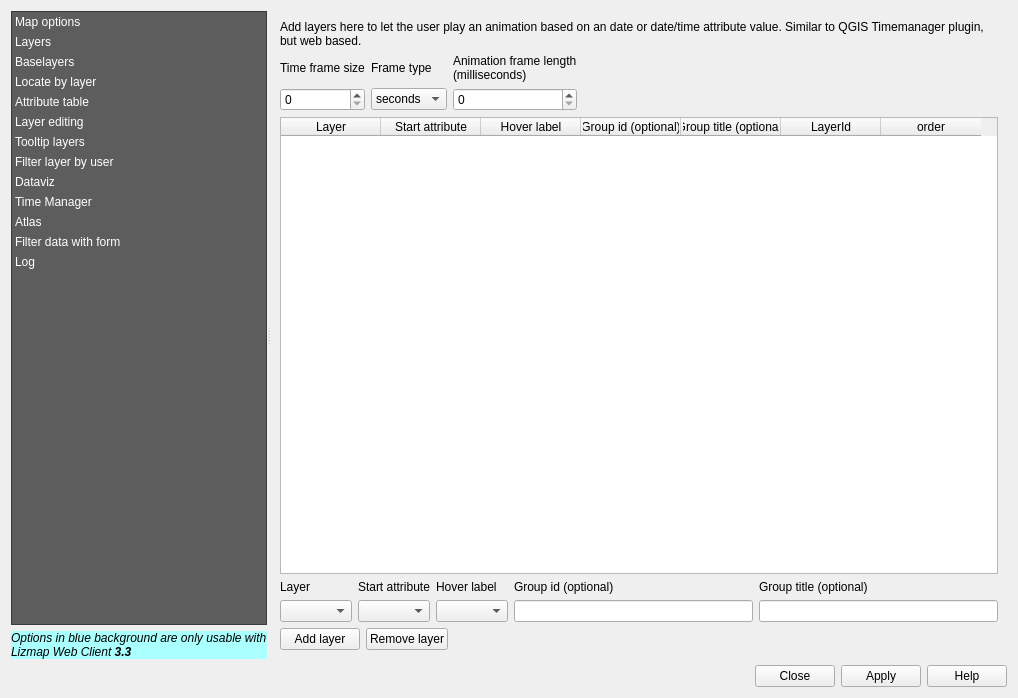
Before: the Qt Designer form resources/ui/ui_lizmap.ui in 3liz/lizmap-plugin, drawn with Qt 5.
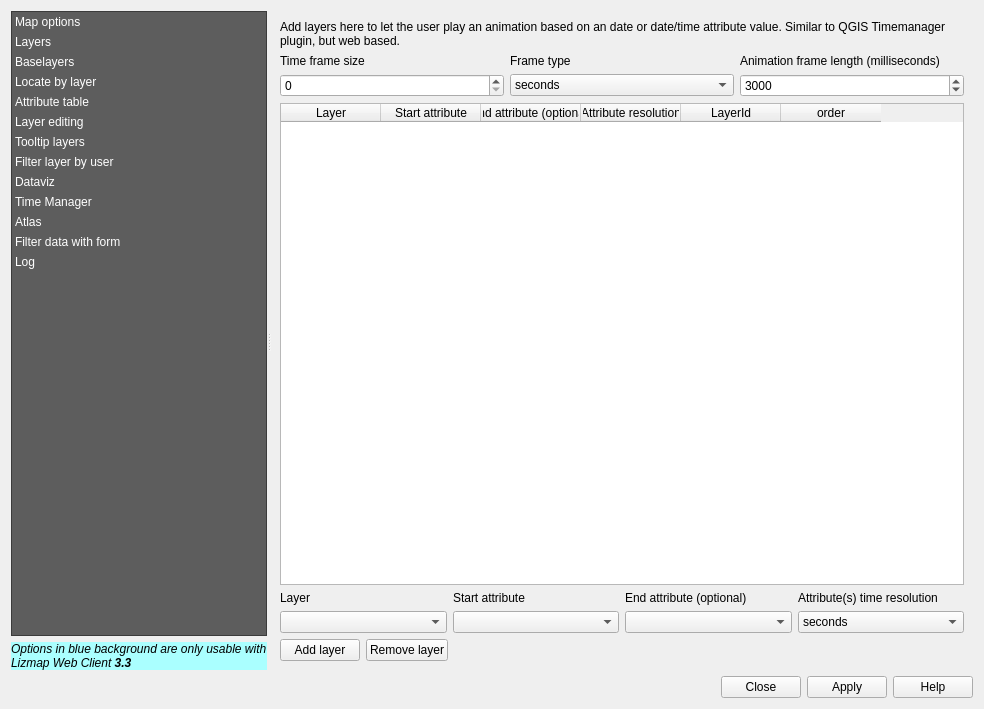
After: the same form once the commit is applied. The open tabs and pages were chosen to show the change. Custom widgets are drawn as their Qt base class.

Commit message: Timemanager - Add endAttribute and resolution for upcoming LWC 3.4

Diff of the .ui file:
```diff
--- a/resources/ui/ui_lizmap.ui
+++ b/resources/ui/ui_lizmap.ui
@@ -6,8 +6,8 @@
    <rect>
     <x>0</x>
     <y>0</y>
-    <width>1018</width>
-    <height>698</height>
+    <width>984</width>
+    <height>709</height>
    </rect>
   </property>
   <property name="windowTitle">
@@ -3843,8 +3843,8 @@
                <rect>
                 <x>0</x>
                 <y>0</y>
-                <width>740</width>
-                <height>649</height>
+                <width>706</width>
+                <height>660</height>
                </rect>
               </property>
               <layout class="QVBoxLayout" name="verticalLayout_43">
@@ -3902,6 +3902,9 @@
                    <property name="maximum">
                     <number>10000</number>
                    </property>
+                   <property name="value">
+                    <number>3000</number>
+                   </property>
                   </widget>
                  </item>
                  <item row="1" column="1">
@@ -3943,19 +3946,6 @@
                    </item>
                   </widget>
                  </item>
-                 <item row="1" column="3">
-                  <spacer name="horizontalSpacer_23">
-                   <property name="orientation">
-                    <enum>Qt::Horizontal</enum>
-                   </property>
-                   <property name="sizeHint" stdset="0">
-                    <size>
-                     <width>40</width>
-                     <height>20</height>
-                    </size>
-                   </property>
-                  </spacer>
-                 </item>
                 </layout>
                </item>
                <item>
@@ -3990,17 +3980,12 @@
                  </column>
                  <column>
                   <property name="text">
-                   <string>Hover label</string>
+                   <string>End attribute (optional)</string>
                   </property>
                  </column>
                  <column>
                   <property name="text">
-                   <string>Group id (optional)</string>
-                  </property>
-                 </column>
-                 <column>
-                  <property name="text">
-                   <string>Group title (optional)</string>
+                   <string>Attribute resolution</string>
                   </property>
                  </column>
                  <column>
@@ -4037,38 +4022,14 @@
                  <item row="1" column="2">
                   <widget class="QgsFieldComboBox" name="liTimemanagerStartAttribute">
                    <property name="toolTip">
-                    <string>Column with the date/time</string>
-                   </property>
-                  </widget>
-                 </item>
-                 <item row="0" column="5">
-                  <widget class="QLabel" name="label_48">
-                   <property name="text">
-                    <string>Group title (optional)</string>
-                   </property>
-                   <property name="wordWrap">
-                    <bool>true</bool>
-                   </property>
-                  </widget>
-                 </item>
-                 <item row="1" column="5">
-                  <widget class="QLineEdit" name="inTimemanagerGroupTitle">
-                   <property name="toolTip">
-                    <string>Optional, an ID and a title for groups of objects.</string>
-                   </property>
-                  </widget>
-                 </item>
-                 <item row="1" column="4">
-                  <widget class="QLineEdit" name="inTimemanagerGroup">
-                   <property name="toolTip">
-                    <string>Optional, an ID and a title for groups of objects.</string>
+                    <string>Field with the start date/time</string>
                    </property>
                   </widget>
                  </item>
                  <item row="0" column="3">
                   <widget class="QLabel" name="label_49">
                    <property name="text">
-                    <string>Hover label</string>
+                    <string>End attribute (optional)</string>
                    </property>
                    <property name="wordWrap">
                     <bool>true</bool>
@@ -4095,13 +4056,50 @@
                  <item row="0" column="4">
                   <widget class="QLabel" name="label_47">
                    <property name="text">
-                    <string>Group id (optional)</string>
+                    <string>Attribute(s) time resolution</string>
                    </property>
                    <property name="wordWrap">
                     <bool>true</bool>
                    </property>
                   </widget>
                  </item>
+                 <item row="1" column="4">
+                  <widget class="QComboBox" name="liTimemanagerAttributeResolution">
+                   <property name="toolTip">
+                    <string>Date/time resolution of the chosen attribute(s)</string>
+                   </property>
+                   <item>
+                    <property name="text">
+                     <string>seconds</string>
+                    </property>
+                   </item>
+                   <item>
+                    <property name="text">
+                     <string>minutes</string>
+                    </property>
+                   </item>
+                   <item>
+                    <property name="text">
+                     <string>hours</string>
+                    </property>
+                   </item>
+                   <item>
+                    <property name="text">
+                     <string>days</string>
+                    </property>
+                   </item>
+                   <item>
+                    <property name="text">
+                     <string>weeks</string>
+                    </property>
+                   </item>
+                   <item>
+                    <property name="text">
+                     <string>years</string>
+                    </property>
+                   </item>
+                  </widget>
+                 </item>
                 </layout>
                </item>
                <item>
```
Left out of the diff: 83 changed lines with no effect on the pictures. The commit also changes 2 other files.
